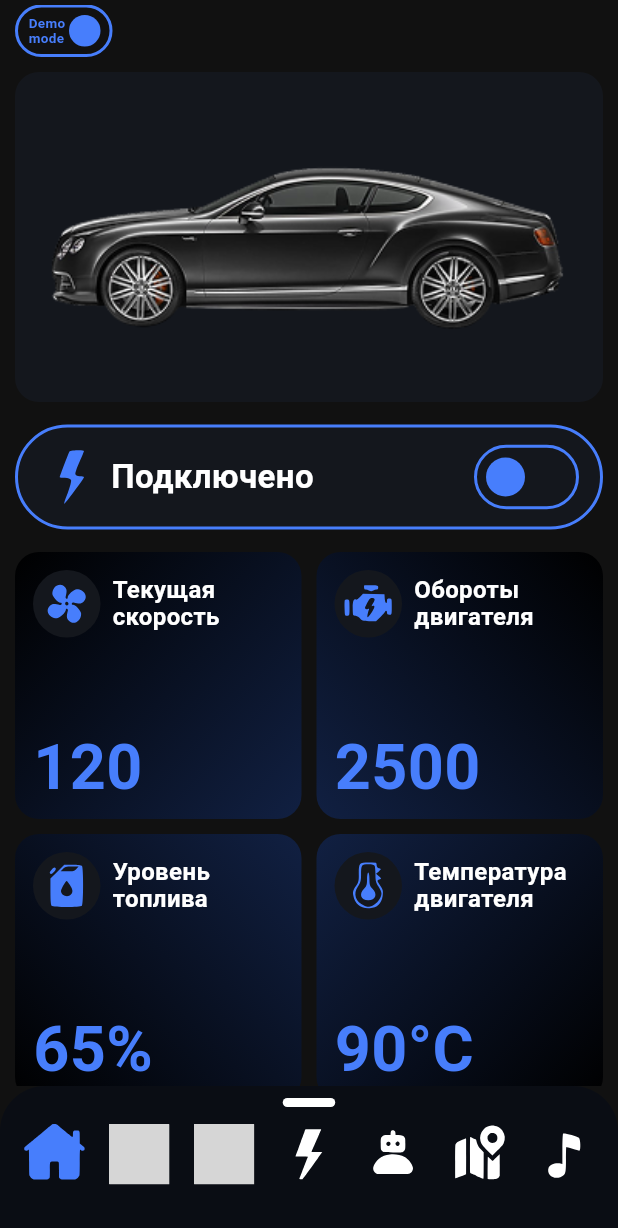
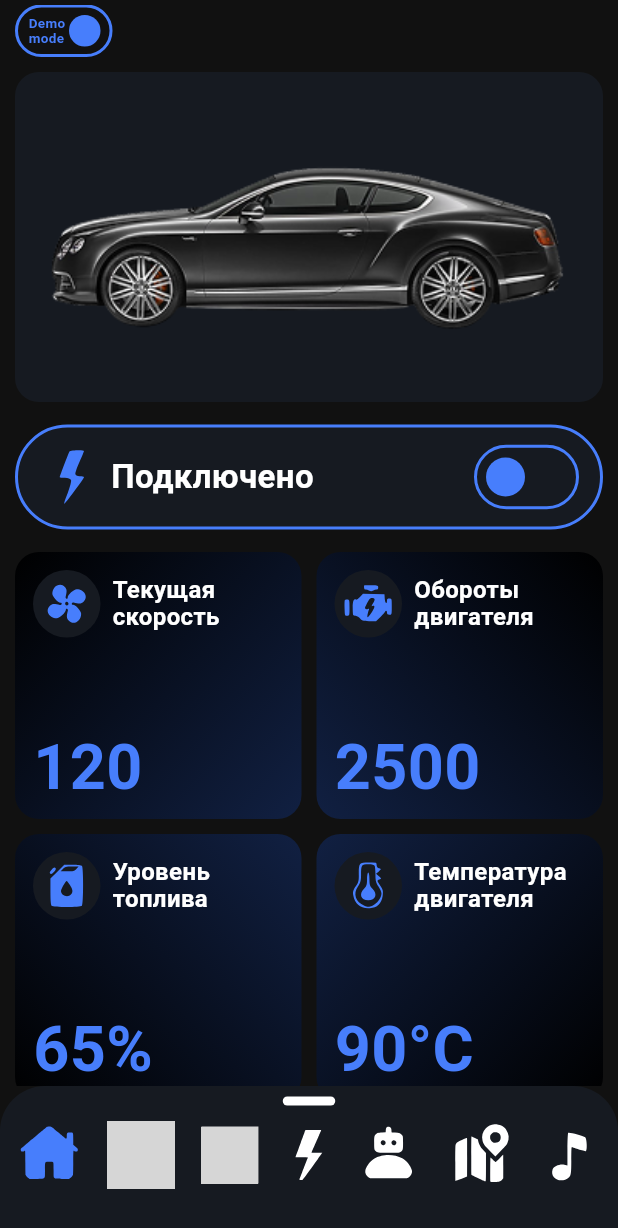
Before and after one commit to TheRaikoz/ReDrive, a Flutter app: the screen it shows after launch, on a phone screen of 412 x 824 dp. Shown: the top 1228 px of the screen. Run offline on Flutter 3.47's test engine with Material 3 defaults, Android fonts, the phone set to English and light mode, and no system bars; our stand-ins replace flutter_svg; project files that could hold a hidden picture were left out; grey boxes are pictures that could not be loaded.

Commit message:
update bottom bar ui/ux, optimaze animations and logick, add clever padding

```diff
--- a/lib/core/app_colors.dart
+++ b/lib/core/app_colors.dart
@@ -2,7 +2,7 @@ import 'package:flutter/material.dart';
 
 class AppColors {
   static const Color background = Color(0xFF111111);
-  static const Color cardBg = Color(0xFF14171D);
+  static const Color cardBg = Color.fromARGB(255, 22, 26, 33);
   static const Color accent = Color.fromARGB(
     255,
     71,
--- a/lib/screens/dashboard_screen.dart
+++ b/lib/screens/dashboard_screen.dart
@@ -76,6 +76,7 @@ class _DashboardScreenState extends State<DashboardScreen> {
                     ),
                   ],
                 ),
+                const SizedBox(height: 12),
               ],
             ),
           ),
--- a/lib/screens/main_screen.dart
+++ b/lib/screens/main_screen.dart
@@ -11,8 +11,15 @@ class MainScreen extends StatefulWidget {
   State<MainScreen> createState() => _MainScreenState();
 }
 
-class _MainScreenState extends State<MainScreen> {
+class _MainScreenState extends State<MainScreen>
+    with SingleTickerProviderStateMixin {
   int _currentIndex = 0;
+
+  late AnimationController _animationController;
+  late Animation<double> _panelAnimation;
+
+  final double minHeight = 50.0;
+  final double maxHeight = 100.0;
 
   final List<Widget> _screens = [
     const DashboardScreen(),
@@ -43,6 +50,52 @@ class _MainScreenState extends State<MainScreen> {
   ];
 
   @override
+  void initState() {
+    super.initState();
+    _animationController = AnimationController(
+      vsync: this,
+      duration: const Duration(milliseconds: 200),
+    );
+
+    _animationController.addListener(() {
+      GlobalState.panelHeight.value = _panelAnimation.value;
+    });
+  }
+
+  @override
+  void dispose() {
+    _animationController.dispose();
+    super.dispose();
+  }
+
+  // Логика умного доводчика
+  void _onDragEnd(DragEndDetails details) {
+    double currentHeight = GlobalState.panelHeight.value;
+    double midPoint = (minHeight + maxHeight) / 2;
+
+    double targetHeight;
+
+    if (details.primaryVelocity! < -100) {
+      targetHeight = maxHeight;
+    } else if (details.primaryVelocity! > 100) {
+      targetHeight = minHeight;
+    } else {
+      targetHeight = currentHeight >= midPoint ? maxHeight : minHeight;
+    }
+
+    _panelAnimation = Tween<double>(begin: currentHeight, end: targetHeight)
+        .animate(
+          CurvedAnimation(
+            parent: _animationController,
+            curve: Curves.easeOutCubic,
+          ),
+        );
+
+    // Запускаем доводчик
+    _animationController.forward(from: 0.0);
+  }
+
+  @override
   Widget build(BuildContext context) {
     return Scaffold(
       backgroundColor: AppColors.background,
@@ -52,13 +105,15 @@ class _MainScreenState extends State<MainScreen> {
             valueListenable: GlobalState.panelHeight,
             builder: (context, height, child) {
               return Padding(
-                padding: const EdgeInsets.only(bottom: 100),
+                padding: EdgeInsets.only(bottom: height),
                 child: IndexedStack(index: _currentIndex, children: _screens),
               );
             },
           ),
-          Align(
-            alignment: Alignment.bottomCenter,
+          Positioned(
+            left: 0,
+            right: 0,
+            bottom: 0,
             child: _buildDraggableBottomPanel(),
           ),
         ],
@@ -67,9 +122,6 @@ class _MainScreenState extends State<MainScreen> {
   }
 
   Widget _buildDraggableBottomPanel() {
-    const double minHeight = 50.0;
-    const double maxHeight = 100.0;
-
     return ValueListenableBuilder<double>(
       valueListenable: GlobalState.panelHeight,
       builder: (context, height, child) {
@@ -78,26 +130,35 @@ class _MainScreenState extends State<MainScreen> {
           1.0,
         );
 
+        double iconScale = 1.0;
+
         return GestureDetector(
           onVerticalDragUpdate: (details) {
+            _animationController.stop();
+
             double newHeight = height - details.delta.dy;
             GlobalState.panelHeight.value = newHeight.clamp(
               minHeight,
               maxHeight,
             );
           },
+          onVerticalDragEnd: _onDragEnd,
           child: Container(
             height: height,
             decoration: BoxDecoration(
-              color: Color.lerp(Colors.transparent, const Color(0xFF0A0D14), t),
+              color: Color.lerp(AppColors.background, AppColors.cardBg, t),
               borderRadius: const BorderRadius.vertical(
                 top: Radius.circular(30),
               ),
             ),
             child: Column(
               children: [
-                const SizedBox(height: 8),
                 Container(
+                  width: 200,
+                  height: 20,
+                  color: Colors.transparent,
+                  alignment: Alignment.center,
+                  child: Container(
                     width: 35,
                     height: 6,
                     decoration: BoxDecoration(
@@ -105,49 +166,52 @@ class _MainScreenState extends State<MainScreen> {
                       borderRadius: BorderRadius.circular(10),
                     ),
                   ),
+                ),
 
-                const SizedBox(height: 4),
                 // Иконки
                 Opacity(
                   opacity: t,
                   child: Padding(
-                    padding: const EdgeInsets.symmetric(horizontal: 8.0),
+                    padding: const EdgeInsets.symmetric(horizontal: 4.0),
                     child: Row(
-                      // spaceBetween тут больше не нужен, Expanded сделает всю работу
                       children: [
                         _buildNavItem(
                           'assets/images/svg/bottomBar/home.svg',
-                          55,
+                          52 * iconScale,
                           0,
                         ),
                         _buildNavItem(
                           'assets/images/svg/bottomBar/car.svg',
-                          40,
+                          45 * iconScale,
                           1,
+                          padding: const EdgeInsets.only(left: 7),
                         ),
                         _buildNavItem(
                           'assets/images/svg/bottomBar/dashboard.svg',
-                          40,
+                          38 * iconScale,
                           2,
+                          padding: const EdgeInsets.only(left: 10),
                         ),
                         _buildNavItem(
                           'assets/images/svg/bottomBar/light.svg',
-                          40,
+                          40 * iconScale,
                           3,
                         ),
                         _buildNavItem(
                           'assets/images/svg/bottomBar/bot.svg',
-                          40,
+                          47 * iconScale,
                           4,
+                          padding: const EdgeInsets.only(right: 8),
                         ),
                         _buildNavItem(
                           'assets/images/svg/bottomBar/map.svg',
-                          40,
+                          43 * iconScale,
                           5,
+                          padding: const EdgeInsets.only(right: 2),
                         ),
                         _buildNavItem(
                           'assets/images/svg/bottomBar/music.svg',
-                          40,
+                          43 * iconScale,
                           6,
                         ),
                       ],
@@ -162,7 +226,12 @@ class _MainScreenState extends State<MainScreen> {
     );
   }
 
-  Widget _buildNavItem(String iconPath, double size, int index) {
+  Widget _buildNavItem(
+    String iconPath,
+    double size,
+    int index, {
+    EdgeInsetsGeometry padding = EdgeInsets.zero,
+  }) {
     bool isActive = _currentIndex == index;
 
     return Expanded(
@@ -177,7 +246,9 @@ class _MainScreenState extends State<MainScreen> {
           mainAxisSize: MainAxisSize.min,
           mainAxisAlignment: MainAxisAlignment.center,
           children: [
-            SvgPicture.asset(
+            Padding(
+              padding: padding,
+              child: SvgPicture.asset(
                 iconPath,
                 width: size,
                 height: size,
@@ -186,27 +257,7 @@ class _MainScreenState extends State<MainScreen> {
                   BlendMode.srcIn,
                 ),
               ),
-            const SizedBox(height: 4),
-
-            // AnimatedOpacity(
-            //   duration: const Duration(milliseconds: 500),
-            //   opacity: isActive ? 1.0 : 0.0,
-            //   child: Container(
-            //     width: 24,
-            //     height: 3,
-            //     decoration: BoxDecoration(
-            //       color: AppColors.accent,
-            //       borderRadius: BorderRadius.circular(10),
-            //       boxShadow: [
-            //         BoxShadow(
-            //           color: AppColors.accent.withValues(alpha: 0.8),
-            //           blurRadius: 6,
-            //           spreadRadius: 1,
-            //         ),
-            //       ],
-            //     ),
-            //   ),
-            // ),
+            ),
           ],
         ),
       ),
```
Lines whose indentation alone changed are shown as unchanged.
